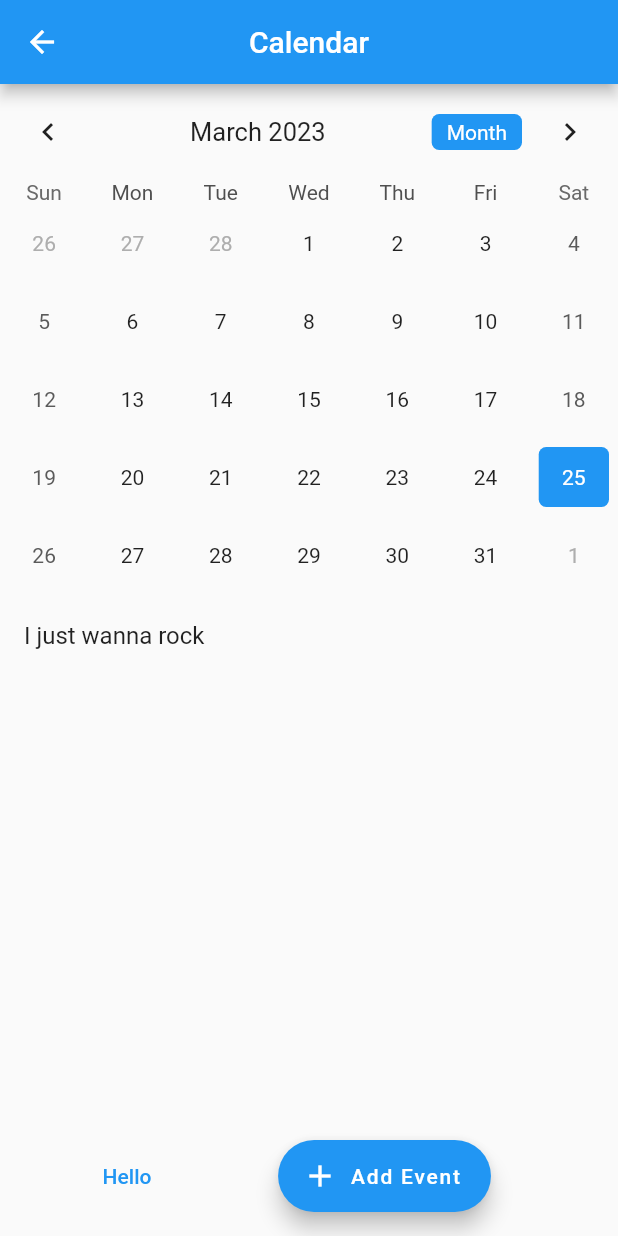
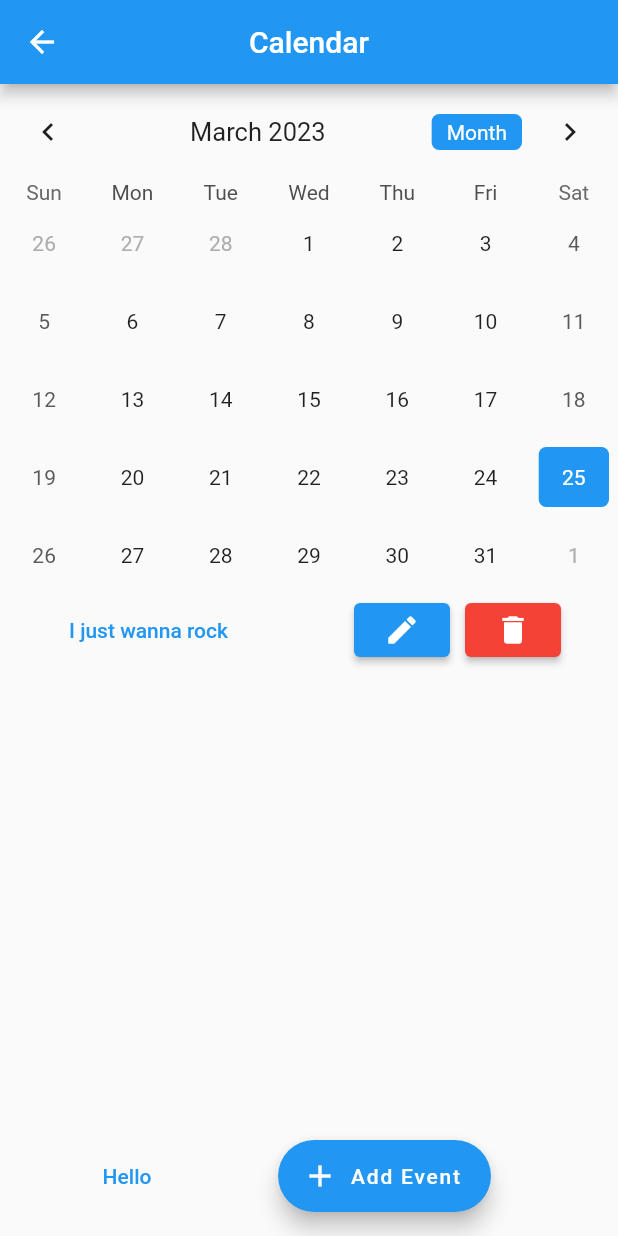
Before and after one commit to YashVG/revember, a Flutter app: the Calendar screen opened by its route, after a tap on "Hello", on a phone screen of 412 x 824 dp. Run offline on Flutter 3.47's test engine with Material 2 defaults, Android fonts, the phone set to English and light mode, and no system bars; drawn by our look-alikes of table_calendar; our stand-ins replace cloud_firestore, firebase_auth, firebase_core, shared_preferences; accounts and stored records are empty.

Commit message:
updated calendar to add edit and delete functions

```diff
--- a/revember_app/lib/components/calendar/calendar_test.dart
+++ b/revember_app/lib/components/calendar/calendar_test.dart
@@ -2,15 +2,14 @@ import 'dart:convert';
 
 import 'package:shared_preferences/shared_preferences.dart';
 import 'package:revember_app/constants/calendar_display_constants.dart';
-import 'event.dart';
+
 import 'package:flutter/material.dart';
 import 'package:table_calendar/table_calendar.dart';
-import 'package:revember_app/constants/calendar_display_constants.dart';
 
 class Calendar extends StatefulWidget {
   static const String id = 'calendar_test';
 
-  const Calendar({super.key});
+  const Calendar({Key? key}) : super(key: key);
   @override
   _CalendarState createState() => _CalendarState();
 }
@@ -25,11 +24,9 @@ class _CalendarState extends State<Calendar> {
 
   @override
   void initState() {
-    //TODO: add shared_pref thingy here
-
     super.initState();
     prefsData();
-    selectedEvents = calendarDates;
+    selectedEvents = {};
   }
 
   prefsData() async {
@@ -142,10 +139,63 @@ class _CalendarState extends State<Calendar> {
             ),
           ),
           ..._getEventsfromDay(selectedDay).map(
-            (dynamic event) => ListTile(
-              title: Text(
-                event,
-              ),
+            (dynamic event) => Row(
+              mainAxisAlignment: MainAxisAlignment.spaceAround,
+              children: [
+                TextButton(
+                  onPressed: () {},
+                  child: Text(event),
+                ),
+                Row(
+                  mainAxisAlignment: MainAxisAlignment.center,
+                  children: [
+                    ElevatedButton(
+                      onPressed: () {},
+                      child: Icon(Icons.edit),
+                      style: ElevatedButton.styleFrom(
+                          backgroundColor: Colors.blue),
+                    ),
+                    SizedBox(
+                      width: 10,
+                    ),
+                    ElevatedButton(
+                      style:
+                          ElevatedButton.styleFrom(backgroundColor: Colors.red),
+                      child: Icon(Icons.delete),
+                      onPressed: () async {
+                        var reference =
+                            selectedEvents[selectedDay].indexOf(event);
+                        if (true) {
+                          return showDialog(
+                            context: context,
+                            builder: (BuildContext context) {
+                              return AlertDialog(
+                                title: Text('Delete event?',
+                                    style:
+                                        TextStyle(fontWeight: FontWeight.bold)),
+                                content: Text(
+                                    'Are you sure you want to delete $event?'),
+                                actions: <Widget>[
+                                  TextButton(
+                                    child: Text('Yes'),
+                                    onPressed: () {},
+                                  ),
+                                  TextButton(
+                                    child: Text('No'),
+                                    onPressed: () {
+                                      Navigator.pop(context);
+                                    },
+                                  )
+                                ],
+                              );
+                            },
+                          );
+                        }
+                      },
+                    ),
+                  ],
+                )
+              ],
             ),
           ),
         ],
--- a/revember_app/lib/screens/initial_screens/signup_screen.dart
+++ b/revember_app/lib/screens/initial_screens/signup_screen.dart
@@ -121,6 +121,7 @@ class _SignUpScreenState extends State<SignUpScreen> {
                   }
                   //checks if username already exists with asynchronous function
                   if (await checkDuplicateUsername(username) == true) {
+                    // ignore: use_build_context_synchronously
                     showDialog(
                       context: context,
                       builder: (BuildContext context) {
```
